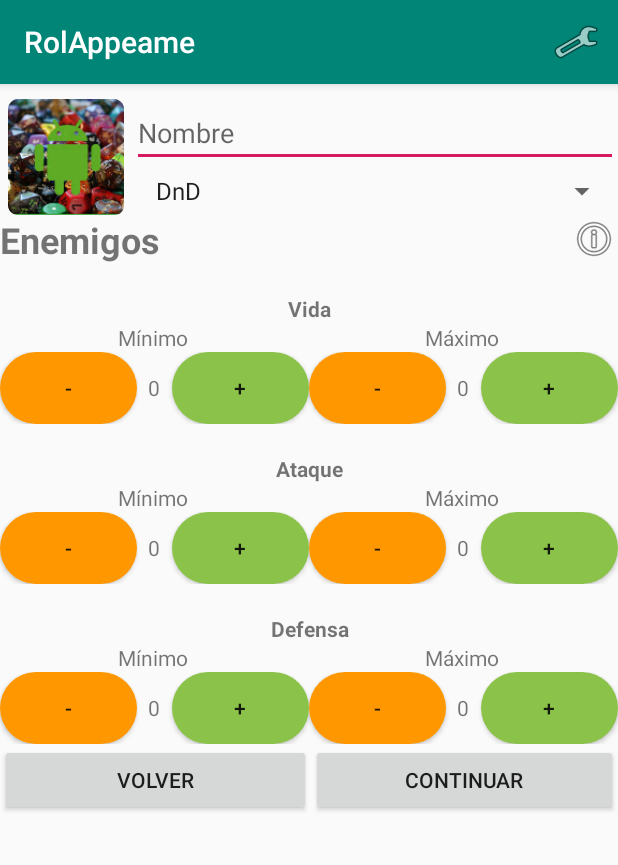
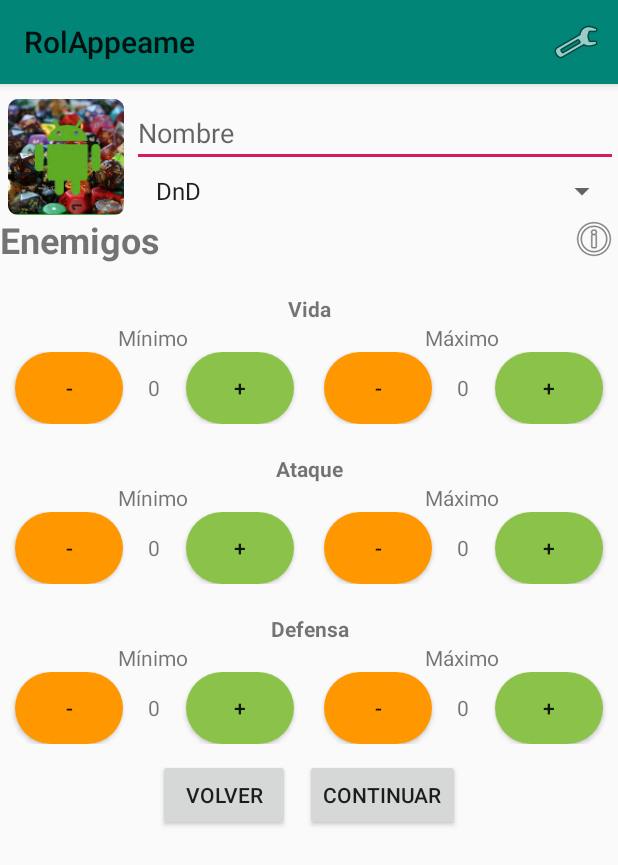
Before and after one commit to SamGuerrero/RolAppeame, an Android app: the CrearPartida screen opened directly, with no data from a screen before it, on a phone screen of 412 x 824 dp. Shown: the top 865 px of the screen. Run offline under Robolectric (Android 15) with nearby library versions, the phone set to English and light mode, and no system bars; our stand-ins replace Firebase (no records; nobody signed in at launch, a user with empty details on screens opened directly).

Commit message:
Cambio Brillo por Modo noche. Mejora interfaz Crear Partida

```diff
--- a/app/src/debug/res/values/google_maps_api.xml
+++ b/app/src/debug/res/values/google_maps_api.xml
@@ -19,5 +19,5 @@
     Once you have your key (it starts with "AIza"), replace the "google_maps_key"
     string in this file.
     -->
-    <string name="google_maps_key" templateMergeStrategy="preserve" translatable="false">AIzaSyB2ar20becE3Uv0784BHp-kQYNbTD3_d10</string>
+    <string name="google_maps_key" templateMergeStrategy="preserve" translatable="false">AIzaSyCuUi4VP2JjvGf4IZIXOMOdYtMJd9avH0c</string>
 </resources>
--- a/app/src/main/java/es/centroafuera/rolappeame/AcercaDe.java
+++ b/app/src/main/java/es/centroafuera/rolappeame/AcercaDe.java
@@ -13,7 +13,6 @@ import androidx.appcompat.app.AppCompatActivity;
 import java.util.ArrayList;
 
 public class AcercaDe extends AppCompatActivity implements View.OnClickListener {
-    public static Brillo brillo = new Brillo();
 
     protected void onCreate(Bundle savedInstanceState) {
         super.onCreate(savedInstanceState);
@@ -32,10 +31,6 @@ public class AcercaDe extends AppCompatActivity implements View.OnClickListener
         TextoAdapter adaptador = new TextoAdapter(this, textos);
         LVprincipal.setAdapter(adaptador);
 
-        //Brillo Pantalla
-        WindowManager.LayoutParams lp = getWindow().getAttributes();
-        lp.screenBrightness = brillo.getBrillo();
-        getWindow().setAttributes(lp);
     }
 
 
--- a/app/src/main/java/es/centroafuera/rolappeame/Brillo.java
+++ /dev/null
@@ -1,48 +0,0 @@
-package es.centroafuera.rolappeame;
-
-import android.util.Log;
-
-import com.google.firebase.database.DataSnapshot;
-import com.google.firebase.database.DatabaseError;
-import com.google.firebase.database.DatabaseReference;
-import com.google.firebase.database.FirebaseDatabase;
-import com.google.firebase.database.ValueEventListener;
-
-import static androidx.constraintlayout.widget.Constraints.TAG;
-
-public class Brillo {
-    public static float brillo;
-
-    public Brillo() {
-        obtenerBrillo();
-    }
-
-    public static float getBrillo() {
-        return brillo;
-    }
-
-    public void obtenerBrillo(){
-        FirebaseDatabase database = FirebaseDatabase.getInstance();
-        DatabaseReference myRef = database.getReference("Preferencia");
-
-        // Read from the database
-        myRef.child("brillo").addValueEventListener(new ValueEventListener() {
-            @Override
-            public void onDataChange(DataSnapshot dataSnapshot) {
-                // This method is called once with the initial value and again
-                // whenever data at this location is updated.
-                if (dataSnapshot.exists()){
-                    brillo = Float.parseFloat(dataSnapshot.getValue().toString());
-                }
-            }
-
-            @Override
-            public void onCancelled(DatabaseError error) {
-                // Failed to read value
-                Log.w(TAG, "Failed to read value.", error.toException());
-            }
-        });
-
-    }
-
-}
--- a/app/src/main/java/es/centroafuera/rolappeame/CrearPartida.java
+++ b/app/src/main/java/es/centroafuera/rolappeame/CrearPartida.java
@@ -38,7 +38,6 @@ import java.util.Arrays;
 public class CrearPartida extends AppCompatActivity implements View.OnClickListener {
     boolean cambiofoto = false;
     private final int AVATAR = 1;
-    public static Brillo brillo = new Brillo();
 
     protected void onCreate(Bundle savedInstanceState) {
         super.onCreate(savedInstanceState);
@@ -97,10 +96,6 @@ public class CrearPartida extends AppCompatActivity implements View.OnClickListe
         Button continuar = findViewById(R.id.BTcontinuar);
         continuar.setOnClickListener(this);
 
-        //Brillo Pantalla
-        WindowManager.LayoutParams lp = getWindow().getAttributes();
-        lp.screenBrightness = brillo.getBrillo();
-        getWindow().setAttributes(lp);
     }
 
     @Override
--- a/app/src/main/java/es/centroafuera/rolappeame/CrearPersonaje.java
+++ b/app/src/main/java/es/centroafuera/rolappeame/CrearPersonaje.java
@@ -115,12 +115,6 @@ public class CrearPersonaje extends AppCompatActivity implements View.OnClickLis
         TextView TVpuntos = findViewById(R.id.TVpuntos);
         TVpuntos.setText(getString(R.string.tienes) + " " + (puntosTotales-puntosActuales) + " " + getString(R.string.puntos));
 
-
-        Brillo brillo = new Brillo();
-        //Brillo Pantalla
-        WindowManager.LayoutParams lp = getWindow().getAttributes();
-        lp.screenBrightness = brillo.getBrillo();
-        getWindow().setAttributes(lp);
     }
 
     @Override
--- a/app/src/main/java/es/centroafuera/rolappeame/VistaPartida.java
+++ b/app/src/main/java/es/centroafuera/rolappeame/VistaPartida.java
@@ -42,12 +42,6 @@ public class VistaPartida extends AppCompatActivity implements View.OnClickListe
     protected void onCreate(Bundle savedInstanceState) {
         super.onCreate(savedInstanceState);
         setContentView(R.layout.activity_vistapartida);
-
-        Brillo brillo = new Brillo();
-        //Brillo Pantalla
-        WindowManager.LayoutParams lp = getWindow().getAttributes();
-        lp.screenBrightness = brillo.getBrillo();
-        getWindow().setAttributes(lp);
 
         //Recojo el id String que es la key de la base de datos
         Intent intent = getIntent();
--- a/app/src/main/java/es/centroafuera/rolappeame/VistaPersonaje.java
+++ b/app/src/main/java/es/centroafuera/rolappeame/VistaPersonaje.java
@@ -44,12 +44,6 @@ public class VistaPersonaje extends AppCompatActivity implements View.OnClickLis
     protected void onCreate(Bundle savedInstanceState) {
         super.onCreate(savedInstanceState);
         setContentView(R.layout.activity_vistapersonaje);
-
-        Brillo brillo = new Brillo();
-        //Brillo Pantalla
-        WindowManager.LayoutParams lp = getWindow().getAttributes();
-        lp.screenBrightness = brillo.getBrillo();
-        getWindow().setAttributes(lp);
 
         //Recojo los datos del Intent para tener al personaje
         Intent intent = getIntent();
--- a/app/src/main/res/layout/activity_crearpartida.xml
+++ b/app/src/main/res/layout/activity_crearpartida.xml
@@ -2,8 +2,10 @@
 <LinearLayout xmlns:android="http://schemas.android.com/apk/res/android"
     xmlns:app="http://schemas.android.com/apk/res-auto"
     xmlns:tools="http://schemas.android.com/tools"
-    android:orientation="vertical" android:layout_width="match_parent"
-    android:layout_height="match_parent">
+    android:layout_width="match_parent"
+    android:layout_height="match_parent"
+    android:gravity="center_horizontal"
+    android:orientation="vertical">
 
     <LinearLayout
         android:id="@+id/LYbasico"
@@ -20,9 +22,9 @@
             android:contentDescription="Fondo de Partida"
             android:maxWidth="50dp"
             android:maxHeight="77dp"
+            android:onClick="ponerFoto"
             android:src="@mipmap/ic_launcher"
-            android:visibility="visible"
-            android:onClick="ponerFoto"/>
+            android:visibility="visible" />
 
         <LinearLayout
             android:layout_width="match_parent"
@@ -94,8 +96,9 @@
 
         <Button
             android:id="@+id/btMenosMinVida"
-            android:layout_width="wrap_content"
+            android:layout_width="50dp"
             android:layout_height="wrap_content"
+            android:layout_marginLeft="10dp"
             android:layout_weight="1"
             android:background="@drawable/borde_redondo_resta"
             android:text="-" />
@@ -110,16 +113,18 @@
 
         <Button
             android:id="@+id/btMasMinVida"
-            android:layout_width="wrap_content"
+            android:layout_width="50dp"
             android:layout_height="wrap_content"
+            android:layout_marginRight="10dp"
             android:layout_weight="1"
             android:background="@drawable/borde_redondo_suma"
             android:text="+" />
 
         <Button
             android:id="@+id/btMenosMaxVida"
-            android:layout_width="wrap_content"
+            android:layout_width="50dp"
             android:layout_height="wrap_content"
+            android:layout_marginLeft="10dp"
             android:layout_weight="1"
             android:background="@drawable/borde_redondo_resta"
             android:text="-" />
@@ -134,8 +139,9 @@
 
         <Button
             android:id="@+id/btMasMaxVida"
-            android:layout_width="wrap_content"
+            android:layout_width="50dp"
             android:layout_height="wrap_content"
+            android:layout_marginRight="10dp"
             android:layout_weight="1"
             android:background="@drawable/borde_redondo_suma"
             android:text="+" />
@@ -181,8 +187,9 @@
 
         <Button
             android:id="@+id/btMenosMinAtaque"
-            android:layout_width="wrap_content"
+            android:layout_width="50dp"
             android:layout_height="wrap_content"
+            android:layout_marginLeft="10dp"
             android:layout_weight="1"
             android:background="@drawable/borde_redondo_resta"
             android:text="-" />
@@ -197,16 +204,18 @@
 
         <Button
             android:id="@+id/btMasMinAtaque"
-            android:layout_width="wrap_content"
+            android:layout_width="50dp"
             android:layout_height="wrap_content"
+            android:layout_marginRight="10dp"
             android:layout_weight="1"
             android:background="@drawable/borde_redondo_suma"
             android:text="+" />
 
         <Button
             android:id="@+id/btMenosMaxAtaque"
-            android:layout_width="wrap_content"
+            android:layout_width="50dp"
             android:layout_height="wrap_content"
+            android:layout_marginLeft="10dp"
             android:layout_weight="1"
             android:background="@drawable/borde_redondo_resta"
             android:text="-" />
@@ -221,8 +230,9 @@
 
         <Button
             android:id="@+id/btMasMaxAtaque"
-            android:layout_width="wrap_content"
+            android:layout_width="50dp"
             android:layout_height="wrap_content"
+            android:layout_marginRight="10dp"
             android:layout_weight="1"
             android:background="@drawable/borde_redondo_suma"
             android:text="+" />
@@ -266,8 +276,9 @@
 
         <Button
             android:id="@+id/btMenosMinDefensa"
-            android:layout_width="wrap_content"
+            android:layout_width="50dp"
             android:layout_height="wrap_content"
+            android:layout_marginLeft="10dp"
             android:layout_weight="1"
             android:background="@drawable/borde_redondo_resta"
             android:text="-" />
@@ -282,16 +293,18 @@
 
         <Button
             android:id="@+id/btMasMinDefensa"
-            android:layout_width="wrap_content"
+            android:layout_width="50dp"
             android:layout_height="wrap_content"
+            android:layout_marginRight="10dp"
             android:layout_weight="1"
             android:background="@drawable/borde_redondo_suma"
             android:text="+" />
 
         <Button
             android:id="@+id/btMenosMaxDefensa"
-            android:layout_width="wrap_content"
+            android:layout_width="50dp"
             android:layout_height="wrap_content"
+            android:layout_marginLeft="10dp"
             android:layout_weight="1"
             android:background="@drawable/borde_redondo_resta"
             android:text="-" />
@@ -306,8 +319,9 @@
 
         <Button
             android:id="@+id/btMasMaxDefensa"
-            android:layout_width="wrap_content"
+            android:layout_width="50dp"
             android:layout_height="wrap_content"
+            android:layout_marginRight="10dp"
             android:layout_weight="1"
             android:background="@drawable/borde_redondo_suma"
             android:text="+" />
@@ -315,13 +329,15 @@
     </LinearLayout>
 
     <LinearLayout
-        android:layout_width="match_parent"
-        android:layout_height="match_parent"
+        android:layout_width="wrap_content"
+        android:layout_height="wrap_content"
+        android:layout_marginTop="10dp"
+        android:gravity="center_horizontal"
         android:orientation="horizontal">
 
         <Button
             android:id="@+id/BTvolver"
-            android:layout_width="207dp"
+            android:layout_width="wrap_content"
             android:layout_height="wrap_content"
             android:text="@string/volver" />
 
@@ -329,6 +345,7 @@
             android:id="@+id/BTcontinuar"
             android:layout_width="wrap_content"
             android:layout_height="wrap_content"
+            android:layout_marginLeft="10dp"
             android:layout_weight="1"
             android:text="@string/continuar" />
     </LinearLayout>
--- a/app/src/main/res/values/strings.xml
+++ b/app/src/main/res/values/strings.xml
@@ -63,7 +63,7 @@
     <string name="visita_mapa">Visita mapa</string>
     <string name="silenciar_movil">Sonido del movil</string>
     <string name="eng_esp">Eng - Esp</string>
-    <string name="modo_noche">Cambio brillo</string>
+    <string name="modo_noche">Modo noche</string>
     <string name="personajes">Personajes</string>
     <string name="partidas">Partidas</string>
     <string name="partida_master">Partida Master</string>
--- a/app/src/main/res/values/styles.xml
+++ b/app/src/main/res/values/styles.xml
@@ -1,7 +1,7 @@
 <resources>
 
     <!-- Base application theme. -->
-    <style name="AppTheme" parent="Theme.AppCompat.Light.DarkActionBar">
+    <style name="AppTheme" parent="Theme.AppCompat.DayNight">
         <!-- Customize your theme here. -->
         <item name="colorPrimary">@color/colorPrimary</item>
         <item name="colorPrimaryDark">@color/colorPrimaryDark</item>
```
Also changed, not shown: app/src/main/java/es/centroafuera/rolappeame/Configuracion.java (+0 -11 lines), app/src/main/java/es/centroafuera/rolappeame/MainActivity.java (+0 -12 lines), app/src/main/java/es/centroafuera/rolappeame/MapsActivity.java (+0 -7 lines), app/src/main/java/es/centroafuera/rolappeame/Preferencias.java (+11 -19 lines).
